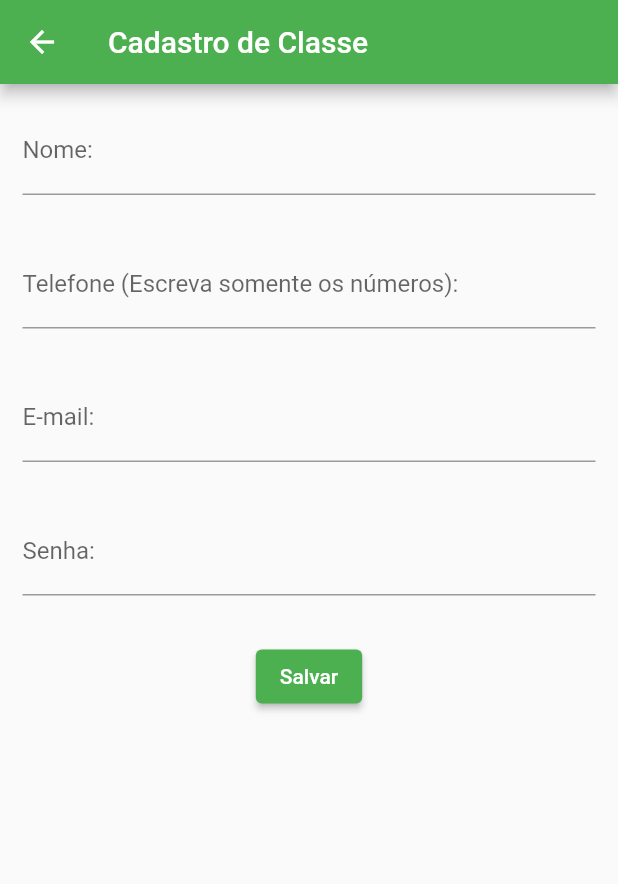
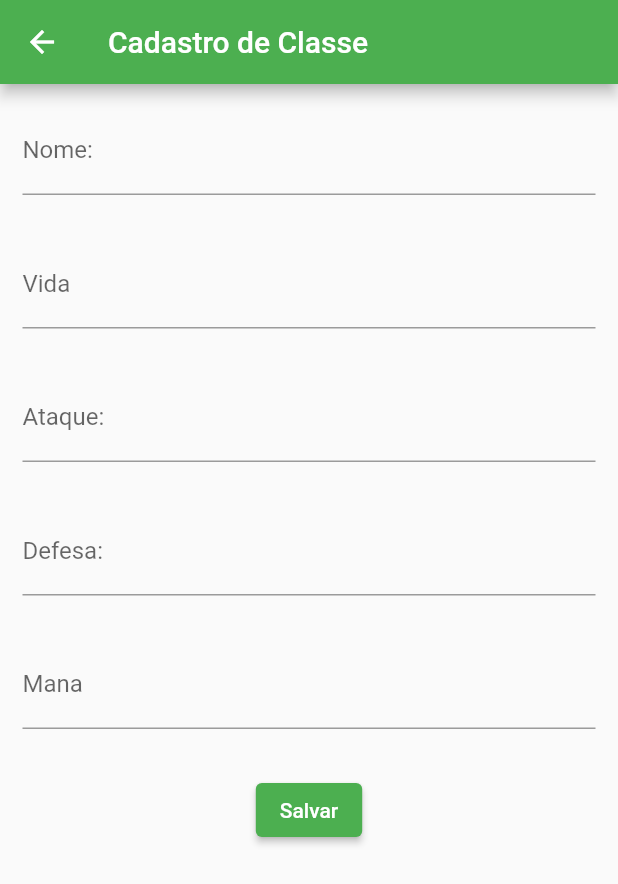
Before and after one commit to souza99/d_d_master_flutter, a Flutter app: the ClasseCadastro screen opened directly, on a phone screen of 412 x 824 dp. Shown: the top 884 px of the screen. Run offline on Flutter 3.47's test engine with Material 2 defaults, Android fonts, the phone set to English and light mode, and no system bars; our stand-ins replace material_design_icons_flutter, sqflite; accounts and stored records are empty.

Commit message:
arrumando cadastro de Classe

```diff
--- a/lib/View/classe_cadastro.dart
+++ b/lib/View/classe_cadastro.dart
@@ -1,5 +1,6 @@
 import 'package:flutter/material.dart';
 import 'package:path/path.dart';
+import 'package:rpg_d_d_flutter/Domain/Habilidade.dart';
 import 'package:sqflite/sqflite.dart';
 import '../Model/sqflite/Sqlite.dart' as Sqlite;
 
@@ -8,10 +9,15 @@ class ClasseCadastro extends StatelessWidget {
   ClasseCadastro({Key? key}) : super(key: key);
 
   late int? id;
+  late List<Habilidade> habilidades = [];
+  late int vida;
+  late double agilidade;
+  late int mana;
   late String nome;
-  late String telefone;
-  late String email;
-  late String senha;
+  late double ataque;
+  late double defesa;
+  late bool predefinido = false;
+
 
 //https://pub.dev/packages/multiselect_formfield Link multselect
 
@@ -32,40 +38,51 @@ class ClasseCadastro extends StatelessWidget {
                 keyboardType: TextInputType.text,
                 decoration: const InputDecoration(
                   label: Text("Nome:"),
-                  hintText: "Ex: João José da Costa",
+                  hintText: "Ex: Ataque furios",
                 ),
               ),
             ),
 
             Padding(padding: EdgeInsets.all(15),
               child: TextFormField(
-                onChanged: (value) => telefone = value,
-                keyboardType: TextInputType.text,
+                onChanged: (value) => vida = int.parse(value),
+                keyboardType: TextInputType.number,
                 decoration: const InputDecoration(
-                  label: Text("Telefone (Escreva somente os números): "),
-                  hintText: "Ex: 01999999999",
+                  label: Text("Vida"),
+                  hintText: "Ex: 100",
                 ),
               ),
             ),
 
             Padding(padding: EdgeInsets.all(15),
               child: TextFormField(
-                onChanged: (value) => email = value,
-                keyboardType: TextInputType.text,
+                onChanged: (value) => ataque = double.parse(value),
+                keyboardType: TextInputType.number,
                 decoration: const InputDecoration(
-                  label: Text("E-mail:"),
-                  hintText: "Ex: exemplo@email.com",
+                  label: Text("Ataque:"),
+                  hintText: "Ex: 10",
                 ),
               ),
             ),
 
             Padding(padding: EdgeInsets.all(15),
               child: TextFormField(
-                onChanged: (value) => senha = value,
-                keyboardType: TextInputType.visiblePassword,
+                onChanged: (value) => defesa = double.parse(value),
+                keyboardType: TextInputType.number,
                 decoration: const InputDecoration(
-                  label: Text("Senha:"),
-                  hintText: "Ex: 123456",
+                  label: Text("Defesa:"),
+                  hintText: "Ex: 10",
+                ),
+              ),
+            ),
+
+            Padding(padding: EdgeInsets.all(15),
+              child: TextFormField(
+                onChanged: (value) => mana = int.parse(value),
+                keyboardType: TextInputType.number,
+                decoration: const InputDecoration(
+                  label: Text("Mana"),
+                  hintText: "Ex: 100",
                 ),
               ),
             ),
```
